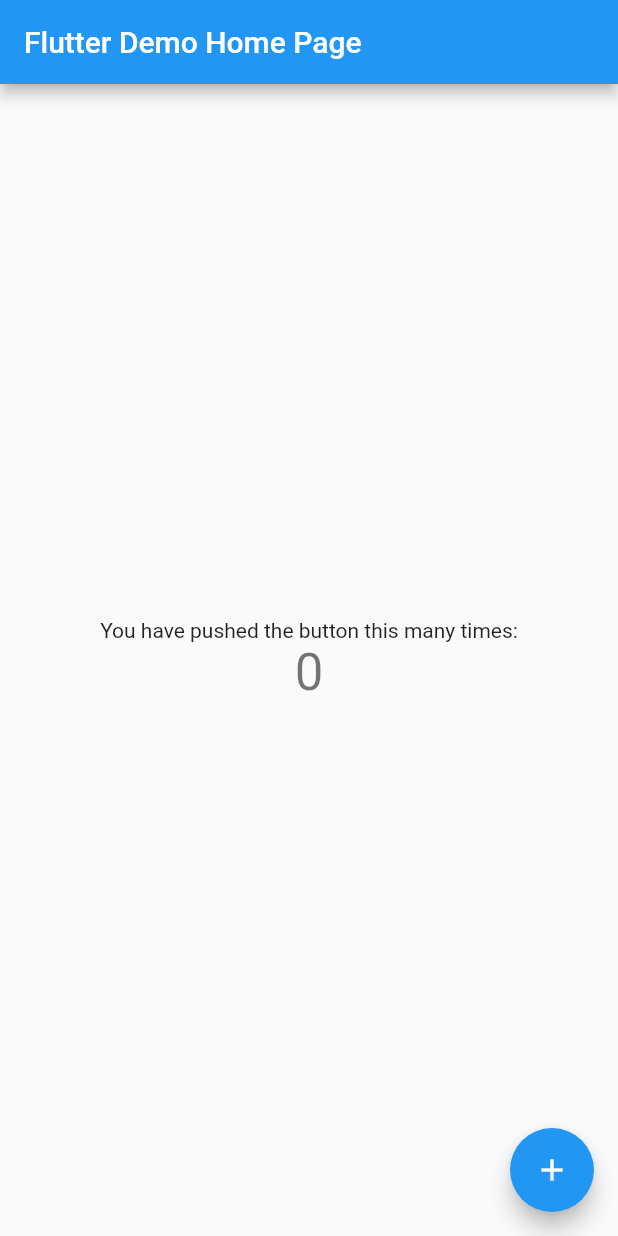
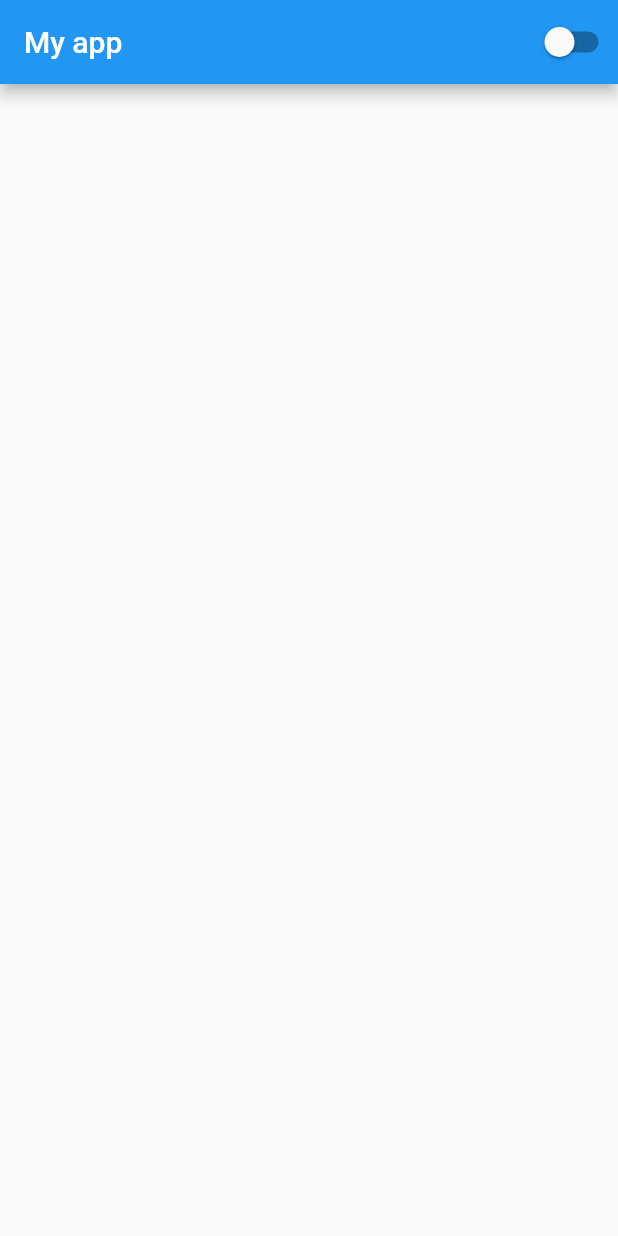
Before and after one commit to shanfts/myFurnitureShoppingApp, a Flutter app: the screen it shows after launch, on a phone screen of 412 x 824 dp. Run offline on Flutter 3.47's test engine with Material 2 defaults, Android fonts, the light colour scheme and no system bars.

Commit message:
setting up

```diff
--- a/my_furniture_app/lib/main.dart
+++ b/my_furniture_app/lib/main.dart
@@ -1,8 +1,14 @@
 import 'package:flutter/material.dart';
+import 'package:my_furniture_app/theme/theme_constants.dart';
+import 'package:my_furniture_app/theme/theme_manager.dart';
+
+import 'package:my_furniture_app/views/get_started.dart';
 
 void main() {
   runApp(const MyApp());
 }
+
+ThemeManager _themeManager = ThemeManager();
 
 class MyApp extends StatelessWidget {
   const MyApp({super.key});
@@ -11,105 +17,12 @@
   @override
   Widget build(BuildContext context) {
     return MaterialApp(
+      debugShowCheckedModeBanner: false,
       title: 'Flutter Demo',
-      theme: ThemeData(
-        // This is the theme of your application.
-        //
-        // Try running your application with "flutter run". You'll see the
-        // application has a blue toolbar. Then, without quitting the app, try
-        // changing the primarySwatch below to Colors.green and then invoke
-        // "hot reload" (press "r" in the console where you ran "flutter run",
-        // or simply save your changes to "hot reload" in a Flutter IDE).
-        // Notice that the counter didn't reset back to zero; the application
-        // is not restarted.
-        primarySwatch: Colors.blue,
-      ),
-      home: const MyHomePage(title: 'Flutter Demo Home Page'),
+      theme: lightTheme,
+      darkTheme: darkTheme,
+      themeMode: _themeManager.themeMode,
+      home: const GetStartedScreen(),
     );
   }
 }
-
-class MyHomePage extends StatefulWidget {
-  const MyHomePage({super.key, required this.title});
-
-  // This widget is the home page of your application. It is stateful, meaning
-  // that it has a State object (defined below) that contains fields that affect
-  // how it looks.
-
-  // This class is the configuration for the state. It holds the values (in this
-  // case the title) provided by the parent (in this case the App widget) and
-  // used by the build method of the State. Fields in a Widget subclass are
-  // always marked "final".
-
-  final String title;
-
-  @override
-  State<MyHomePage> createState() => _MyHomePageState();
-}
-
-class _MyHomePageState extends State<MyHomePage> {
-  int _counter = 0;
-
-  void _incrementCounter() {
-    setState(() {
-      // This call to setState tells the Flutter framework that something has
-      // changed in this State, which causes it to rerun the build method below
-      // so that the display can reflect the updated values. If we changed
-      // _counter without calling setState(), then the build method would not be
-      // called again, and so nothing would appear to happen.
-      _counter++;
-    });
-  }
-
-  @override
-  Widget build(BuildContext context) {
-    // This method is rerun every time setState is called, for instance as done
-    // by the _incrementCounter method above.
-    //
-    // The Flutter framework has been optimized to make rerunning build methods
-    // fast, so that you can just rebuild anything that needs updating rather
-    // than having to individually change instances of widgets.
-    return Scaffold(
-      appBar: AppBar(
-        // Here we take the value from the MyHomePage object that was created by
-        // the App.build method, and use it to set our appbar title.
-        title: Text(widget.title),
-      ),
-      body: Center(
-        // Center is a layout widget. It takes a single child and positions it
-        // in the middle of the parent.
-        child: Column(
-          // Column is also a layout widget. It takes a list of children and
-          // arranges them vertically. By default, it sizes itself to fit its
-          // children horizontally, and tries to be as tall as its parent.
-          //
-          // Invoke "debug painting" (press "p" in the console, choose the
-          // "Toggle Debug Paint" action from the Flutter Inspector in Android
-          // Studio, or the "Toggle Debug Paint" command in Visual Studio Code)
-          // to see the wireframe for each widget.
-          //
-          // Column has various properties to control how it sizes itself and
-          // how it positions its children. Here we use mainAxisAlignment to
-          // center the children vertically; the main axis here is the vertical
-          // axis because Columns are vertical (the cross axis would be
-          // horizontal).
-          mainAxisAlignment: MainAxisAlignment.center,
-          children: <Widget>[
-            const Text(
-              'You have pushed the button this many times:',
-            ),
-            Text(
-              '$_counter',
-              style: Theme.of(context).textTheme.headlineMedium,
-            ),
-          ],
-        ),
-      ),
-      floatingActionButton: FloatingActionButton(
-        onPressed: _incrementCounter,
-        tooltip: 'Increment',
-        child: const Icon(Icons.add),
-      ), // This trailing comma makes auto-formatting nicer for build methods.
-    );
-  }
-}
--- /dev/null
+++ b/my_furniture_app/lib/theme/theme_constants.dart
@@ -0,0 +1,9 @@
+import 'package:flutter/material.dart';
+
+ThemeData lightTheme = ThemeData(
+  brightness: Brightness.light,
+);
+
+ThemeData darkTheme = ThemeData(
+  brightness: Brightness.dark,
+);
--- /dev/null
+++ b/my_furniture_app/lib/views/get_started.dart
@@ -0,0 +1,48 @@
+import 'package:flutter/material.dart';
+import 'package:my_furniture_app/theme/theme_manager.dart';
+
+ThemeManager _themeManager = ThemeManager();
+
+class GetStartedScreen extends StatefulWidget {
+  const GetStartedScreen({super.key});
+
+  @override
+  State<GetStartedScreen> createState() => _GetStartedScreenState();
+}
+
+class _GetStartedScreenState extends State<GetStartedScreen> {
+  @override
+  void dispose() {
+    _themeManager.removeListener(themeListener);
+    super.dispose();
+  }
+
+  @override
+  void initState() {
+    _themeManager.addListener(themeListener);
+    super.initState();
+  }
+
+  themeListener() {
+    if (mounted) {
+      setState(() {});
+    }
+  }
+
+  @override
+  Widget build(BuildContext context) {
+    return Scaffold(
+      appBar: AppBar(
+        title: const Text('My app'),
+        actions: [
+          Switch(
+            value: _themeManager.themeMode == ThemeMode.dark,
+            onChanged: (newvalue) {
+              _themeManager.toggleTheme(newvalue);
+            },
+          )
+        ],
+      ),
+    );
+  }
+}
--- a/my_furniture_app/pubspec.yaml
+++ b/my_furniture_app/pubspec.yaml
@@ -35,6 +35,7 @@
   # The following adds the Cupertino Icons font to your application.
   # Use with the CupertinoIcons class for iOS style icons.
   cupertino_icons: ^1.0.2
+  google_fonts: ^4.0.4
 
 dev_dependencies:
   flutter_test:
```
Also changed, not shown: my_furniture_app/lib/theme/theme_manager.dart (added, +11 -0 lines), my_furniture_app/pubspec.lock, 1 other file.
